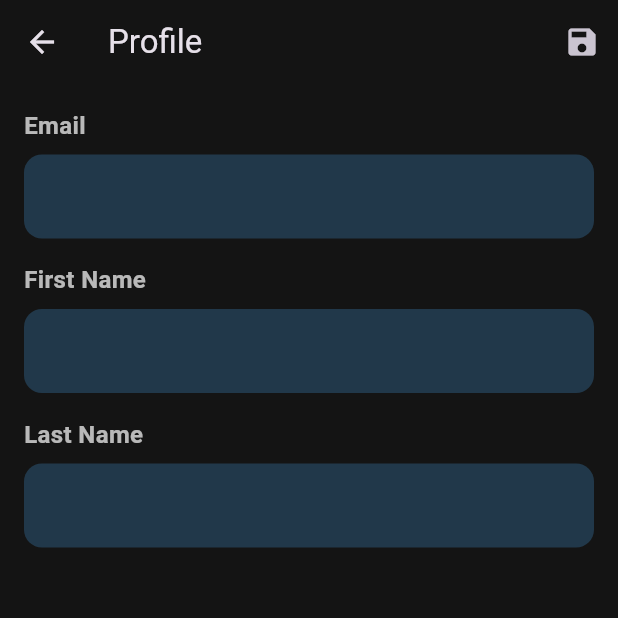
After one commit to TalhaShahid004/Pilot-Fatigue-Management-System-DBMS, a Flutter app: the OperationsProfileScreen screen opened by its route, after a tap on the "edit" icon, on a phone screen of 412 x 824 dp, the top half of it. The commit adds this screen. Run offline on Flutter 3.47's test engine with Material 3 defaults, Android fonts, the phone set to English and light mode, and no system bars; our stand-ins replace cloud_firestore, firebase_auth, firebase_core; accounts and stored records are empty; statements that could not run were skipped.

Commit message:
Working Operations Profile Screen

```diff
--- /dev/null
+++ b/src/lib/Operations Screens/operationProfile.dart
@@ -0,0 +1,198 @@
+// lib/screens/operations/profile_screen.dart
+import 'package:flutter/material.dart';
+import '../../services/auth_service.dart';
+
+class OperationsProfileScreen extends StatefulWidget {
+  const OperationsProfileScreen({super.key});
+
+  @override
+  State<OperationsProfileScreen> createState() => _OperationsProfileScreenState();
+}
+
+class _OperationsProfileScreenState extends State<OperationsProfileScreen> {
+  final AuthService _authService = AuthService();
+  final _formKey = GlobalKey<FormState>();
+  bool _isEditing = false;
+  bool _isLoading = true;
+  String? _errorMessage;
+
+  // Controllers for form fields
+  String? _email;
+  final TextEditingController _firstNameController = TextEditingController();
+  final TextEditingController _lastNameController = TextEditingController();
+
+  @override
+  void initState() {
+    super.initState();
+    _loadUserData();
+  }
+
+  // In _OperationsProfileScreenState class
+// In OperationsProfileScreen
+Future<void> _loadUserData() async {
+  try {
+    final userData = await _authService.getCurrentUserData();
+    setState(() {
+      _email = userData['email'];  // This will now be the document ID
+      _firstNameController.text = userData['firstName'] ?? '';
+      _lastNameController.text = userData['lastName'] ?? '';
+      _isLoading = false;
+    });
+  } catch (e) {
+    setState(() {
+      _errorMessage = 'Error loading profile data: ${e.toString()}';
+      _isLoading = false;
+    });
+  }
+}
+
+  Future<void> _updateProfile() async {
+    if (!_formKey.currentState!.validate()) return;
+
+    setState(() {
+      _isLoading = true;
+      _errorMessage = null;
+    });
+
+    try {
+      await _authService.updateOperationsProfile(
+        firstName: _firstNameController.text,
+        lastName: _lastNameController.text,
+      );
+
+      setState(() {
+        _isEditing = false;
+        _isLoading = false;
+      });
+
+      if (mounted) {
+        ScaffoldMessenger.of(context).showSnackBar(
+          const SnackBar(
+            content: Text('Profile updated successfully'),
+            backgroundColor: Colors.green,
+          ),
+        );
+      }
+    } catch (e) {
+      setState(() {
+        _errorMessage = 'Error updating profile';
+        _isLoading = false;
+      });
+    }
+  }
+
+  @override
+  Widget build(BuildContext context) {
+    return Scaffold(
+      appBar: AppBar(
+        backgroundColor: const Color(0xFF141414),
+        title: const Text('Profile'),
+        elevation: 0,
+        actions: [
+          if (!_isEditing)
+            IconButton(
+              icon: const Icon(Icons.edit),
+              onPressed: () => setState(() => _isEditing = true),
+            ),
+          if (_isEditing)
+            IconButton(
+              icon: const Icon(Icons.save),
+              onPressed: _updateProfile,
+            ),
+        ],
+      ),
+      body: _isLoading
+          ? const Center(child: CircularProgressIndicator())
+          : SingleChildScrollView(
+              padding: const EdgeInsets.all(16),
+              child: Form(
+                key: _formKey,
+                child: Column(
+                  crossAxisAlignment: CrossAxisAlignment.start,
+                  children: [
+                    if (_errorMessage != null)
+                      Padding(
+                        padding: const EdgeInsets.only(bottom: 16),
+                        child: Text(
+                          _errorMessage!,
+                          style: const TextStyle(color: Colors.red),
+                        ),
+                      ),
+                    _buildField(
+                      label: 'Email',
+                      controller: TextEditingController(text: _email),
+                      enabled: false,
+                    ),
+                    _buildField(
+                      label: 'First Name',
+                      controller: _firstNameController,
+                      enabled: _isEditing,
+                      validator: (value) =>
+                          value?.isEmpty ?? true ? 'First name is required' : null,
+                    ),
+                    _buildField(
+                      label: 'Last Name',
+                      controller: _lastNameController,
+                      enabled: _isEditing,
+                      validator: (value) =>
+                          value?.isEmpty ?? true ? 'Last name is required' : null,
+                    ),
+                  ],
+                ),
+              ),
+            ),
+    );
+  }
+
+  Widget _buildField({
+    required String label,
+    required TextEditingController controller,
+    bool enabled = true,
+    String? Function(String?)? validator,
+  }) {
+    return Padding(
+      padding: const EdgeInsets.only(bottom: 16),
+      child: Column(
+        crossAxisAlignment: CrossAxisAlignment.start,
+        children: [
+          Text(
+            label,
+            style: const TextStyle(
+              fontSize: 16,
+              fontWeight: FontWeight.bold,
+              color: Colors.white70,
+            ),
+          ),
+          const SizedBox(height: 8),
+          TextFormField(
+            controller: controller,
+            enabled: enabled,
+            validator: validator,
+            style: TextStyle(
+              color: enabled ? Colors.white : Colors.white60,
+            ),
+            decoration: InputDecoration(
+              filled: true,
+              fillColor: const Color(0xFF21384A),
+              border: OutlineInputBorder(
+                borderRadius: BorderRadius.circular(12),
+                borderSide: BorderSide.none,
+              ),
+              contentPadding: const EdgeInsets.symmetric(
+                horizontal: 16,
+                vertical: 16,
+              ),
+            ),
+          ),
+        ],
+      ),
+    );
+  }
+
+  @override
+  void dispose() {
+    _firstNameController.dispose();
+    _lastNameController.dispose();
+    super.dispose();
+  }
+}
--- a/src/lib/main.dart
+++ b/src/lib/main.dart
@@ -9,6 +9,7 @@ import 'Pilot Screens/dashboard.dart';
 import 'Pilot Screens/flight_assessment.dart';
 
 import 'Operations Screens/dashboard.dart';
+import 'Operations Screens/operationProfile.dart';
 import 'Operations Screens/flight_details_operations.dart';
 import 'Operations Screens/fatigue_details.dart';
 import 'Operations Screens/manage_flight.dart';
@@ -82,7 +83,9 @@ class MyApp extends StatelessWidget {
         '/flight_details_operations': (context) => const FlightDetailsScreen(),
         '/fatigue_details': (context) => const FatigueDetailsScreen(),
         '/manage_flight': (context) => const ManageFlightScreen(),
-          '/profile': (context) => const ProfileScreen(),
+        '/profile': (context) => const ProfileScreen(),
+        '/operation_profile': (context) => const OperationsProfileScreen(),
+
 
       },
     );
--- a/src/lib/services/auth_service.dart
+++ b/src/lib/services/auth_service.dart
@@ -88,24 +88,52 @@ class AuthService {
   }
 
   // Get current user data from Firestore
+// In auth_service.dart
 Future<Map<String, dynamic>> getCurrentUserData() async {
   final user = _auth.currentUser;
   if (user == null) throw 'No user logged in';
 
-    // Query the pilots collection to find the document with matching email
-    final querySnapshot = await _firestore
+  // Check operations collection first
+  final operationsDoc = await _firestore
+      .collection('operations')
+      .doc(user.email)
+      .get();
+
+  if (operationsDoc.exists) {
+    // Return the data and include the document ID (email) as part of the map
+    return {
+      'email': operationsDoc.id,  // Add the document ID as email
+      ...operationsDoc.data() ?? {},
+    };
+  }
+
+  // Rest of the method remains the same...
+  final pilotsQuery = await _firestore
       .collection('pilots')
       .where('email', isEqualTo: user.email)
       .limit(1)
       .get();
 
-    if (querySnapshot.docs.isEmpty) {
+  if (pilotsQuery.docs.isNotEmpty) {
+    return pilotsQuery.docs.first.data();
+  }
+
   throw 'User data not found';
 }
+// Also update the updateOperationsProfile method to use the correct collection
+Future<void> updateOperationsProfile({
+  required String firstName,
+  required String lastName,
+}) async {
+  final user = _auth.currentUser;
+  if (user == null) throw 'No user logged in';
 
-    return querySnapshot.docs.first.data();
+  await _firestore.collection('operations').doc(user.email).update({
+    'firstName': firstName,
+    'lastName': lastName,
+    'updatedAt': FieldValue.serverTimestamp(),
+  });
 }
-
   // Update pilot profile
   Future<void> updatePilotProfile({
   required String licenseNumber,
```
Also changed, not shown: src/lib/Operations Screens/operationDashboard.dart (renamed from src/lib/Operations Screens/dashboard.dart, +98 -0 lines). Lines whose indentation alone changed are shown as unchanged.
